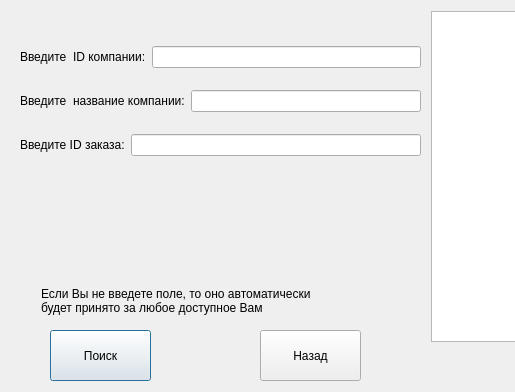
Before: the Qt Designer form src/project/selectcustomers.ui in Edeotena/bd_4rd_sem_course_work, drawn with Qt 5; both pictures show x 0 to 515 and y 0 to 392 of the 953 by 392 pixel window.
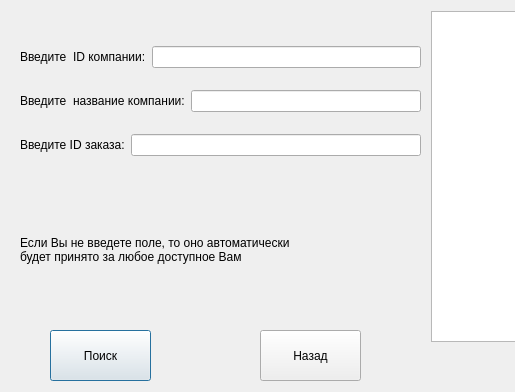
After: the same form once the commit is applied.

The edit to the form file:
```diff
--- a/src/project/selectcustomers.ui
+++ b/src/project/selectcustomers.ui
@@ -29,8 +29,8 @@
   <widget class="QLabel" name="label_13">
    <property name="geometry">
     <rect>
-     <x>41</x>
-     <y>281</y>
+     <x>20</x>
+     <y>230</y>
      <width>334</width>
      <height>40</height>
     </rect>
```
